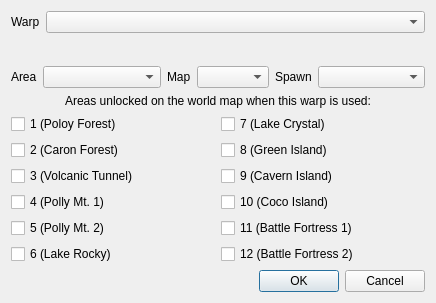
Above: libtales-qt/warpeditdialog.ui from suppertails66/tales before the change. Below: the same form after it.
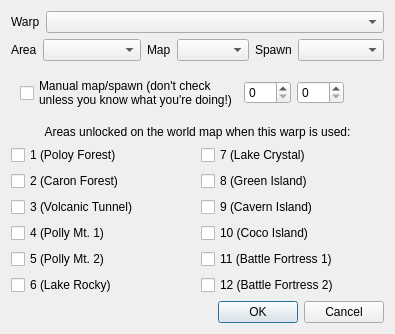
That is the form after the change.

Commit message: Add manual map specifier option to Warp Edit dialog

Patch:
```diff
--- a/libtales-qt/warpeditdialog.ui
+++ b/libtales-qt/warpeditdialog.ui
@@ -6,8 +6,8 @@
    <rect>
     <x>0</x>
     <y>0</y>
-    <width>436</width>
-    <height>303</height>
+    <width>395</width>
+    <height>320</height>
    </rect>
   </property>
   <property name="windowTitle">
@@ -20,6 +20,12 @@
       <layout class="QHBoxLayout" name="horizontalLayout_2">
        <item>
         <widget class="QLabel" name="label_2">
+         <property name="sizePolicy">
+          <sizepolicy hsizetype="Preferred" vsizetype="Maximum">
+           <horstretch>0</horstretch>
+           <verstretch>0</verstretch>
+          </sizepolicy>
+         </property>
          <property name="text">
           <string>Area</string>
          </property>
@@ -41,6 +47,12 @@
       <layout class="QHBoxLayout" name="horizontalLayout_3">
        <item>
         <widget class="QLabel" name="label_3">
+         <property name="sizePolicy">
+          <sizepolicy hsizetype="Preferred" vsizetype="Maximum">
+           <horstretch>0</horstretch>
+           <verstretch>0</verstretch>
+          </sizepolicy>
+         </property>
          <property name="text">
           <string>Map</string>
          </property>
@@ -62,6 +74,12 @@
       <layout class="QHBoxLayout" name="horizontalLayout_4">
        <item>
         <widget class="QLabel" name="label_4">
+         <property name="sizePolicy">
+          <sizepolicy hsizetype="Preferred" vsizetype="Maximum">
+           <horstretch>0</horstretch>
+           <verstretch>0</verstretch>
+          </sizepolicy>
+         </property>
          <property name="text">
           <string>Spawn</string>
          </property>
@@ -81,7 +99,7 @@
      </item>
     </layout>
    </item>
-   <item row="3" column="0">
+   <item row="4" column="0">
     <layout class="QVBoxLayout" name="verticalLayout_4">
      <item>
       <widget class="QLabel" name="label_5">
@@ -218,16 +236,6 @@
      </item>
     </layout>
    </item>
-   <item row="4" column="0">
-    <widget class="QDialogButtonBox" name="buttonBox">
-     <property name="orientation">
-      <enum>Qt::Horizontal</enum>
-     </property>
-     <property name="standardButtons">
-      <set>QDialogButtonBox::Cancel|QDialogButtonBox::Ok</set>
-     </property>
-    </widget>
-   </item>
    <item row="1" column="0">
     <spacer name="verticalSpacer">
      <property name="orientation">
@@ -244,6 +252,69 @@
      </property>
     </spacer>
    </item>
+   <item row="6" column="0">
+    <widget class="QDialogButtonBox" name="buttonBox">
+     <property name="orientation">
+      <enum>Qt::Horizontal</enum>
+     </property>
+     <property name="standardButtons">
+      <set>QDialogButtonBox::Cancel|QDialogButtonBox::Ok</set>
+     </property>
+    </widget>
+   </item>
+   <item row="3" column="0">
+    <widget class="QWidget" name="widget" native="true">
+     <layout class="QHBoxLayout" name="horizontalLayout_7">
+      <item>
+       <widget class="QCheckBox" name="mapOverrideEnabledBox">
+        <property name="sizePolicy">
+         <sizepolicy hsizetype="Maximum" vsizetype="Fixed">
+          <horstretch>0</horstretch>
+          <verstretch>0</verstretch>
+         </sizepolicy>
+        </property>
+        <property name="text">
+         <string>Manual map/spawn (don't check
+unless you know what you're doing!)</string>
+        </property>
+       </widget>
+      </item>
+      <item>
+       <widget class="QSpinBox" name="mapOverrideNumBox">
+        <property name="sizePolicy">
+         <sizepolicy hsizetype="Maximum" vsizetype="Fixed">
+          <horstretch>0</horstretch>
+          <verstretch>0</verstretch>
+         </sizepolicy>
+        </property>
+        <property name="maximum">
+         <number>255</number>
+        </property>
+       </widget>
+      </item>
+      <item>
+       <widget class="QSpinBox" name="spawnOverrideNumBox">
+        <property name="maximum">
+         <number>255</number>
+        </property>
+       </widget>
+      </item>
+      <item>
+       <spacer name="horizontalSpacer">
+        <property name="orientation">
+         <enum>Qt::Horizontal</enum>
+        </property>
+        <property name="sizeHint" stdset="0">
+         <size>
+          <width>40</width>
+          <height>20</height>
+         </size>
+        </property>
+       </spacer>
+      </item>
+     </layout>
+    </widget>
+   </item>
   </layout>
  </widget>
  <resources/>
```
The commit also changes 3 other files.
